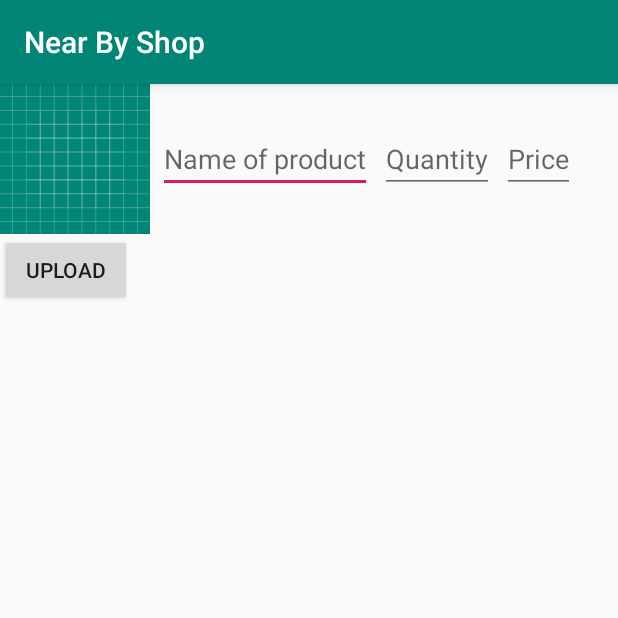
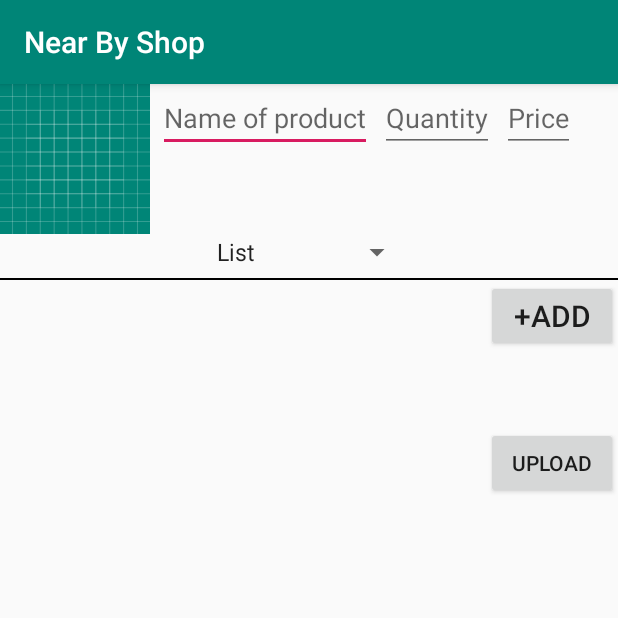
Before and after one commit to yashwnh23/NearByShop, an Android app: the ItemsList screen opened directly, with no data from a screen before it, on a phone screen of 412 x 824 dp, the top half of it. Run offline under Robolectric (Android 15) with nearby library versions, the phone set to English and light mode, and no system bars; our stand-ins replace Firebase (no records; nobody signed in at launch, a user with empty details on screens opened directly).

```diff
--- a/app/src/main/java/com/example/nearbyshop/ItemsList.kt
+++ b/app/src/main/java/com/example/nearbyshop/ItemsList.kt
@@ -10,6 +10,7 @@ import android.support.v7.app.AppCompatActivity
 import android.os.Bundle
 import android.provider.MediaStore
 import android.support.v7.app.AlertDialog
+import android.widget.ArrayAdapter
 import android.widget.Toast
 import com.bumptech.glide.Glide
 import com.google.firebase.auth.FirebaseAuth
@@ -50,13 +51,12 @@ class ItemsList : AppCompatActivity() {
                      setValue(price.text.toString())
                  child_db_dRef.child("quantity").
                      setValue(quantity.text.toString())
+                 child_db_dRef.child("list").
+                     setValue(spin.selectedItem.toString())
 
                  startActivity(Intent(this@ItemsList,
                      Items::class.java))
              }
-
-
-
          }
       }//upload
 
--- a/app/src/main/java/com/example/nearbyshop/MainActivity.kt
+++ b/app/src/main/java/com/example/nearbyshop/MainActivity.kt
@@ -3,9 +3,11 @@ package com.example.nearbyshop
 import android.content.Intent
 import android.support.v7.app.AppCompatActivity
 import android.os.Bundle
+import android.widget.ArrayAdapter
 import android.widget.Toast
 import com.google.firebase.auth.FirebaseAuth
 import com.google.firebase.auth.FirebaseUser
+import kotlinx.android.synthetic.main.activity_items_list.*
 import kotlinx.android.synthetic.main.activity_main.*
 
 
@@ -13,6 +15,7 @@ class MainActivity : AppCompatActivity() {
     override fun onCreate(savedInstanceState: Bundle?) {
         super.onCreate(savedInstanceState)
         setContentView(R.layout.activity_main)
+
         var fAuth = FirebaseAuth.getInstance()
         login.setOnClickListener {
             fAuth.signInWithEmailAndPassword(
--- a/app/src/main/res/layout/activity_items_list.xml
+++ b/app/src/main/res/layout/activity_items_list.xml
@@ -10,6 +10,7 @@
             android:layout_width="match_parent"
             android:layout_height="wrap_content"
             android:orientation="horizontal">
+
         <ImageView
                 android:layout_width="100dp"
                 android:layout_height="100dp"
@@ -22,7 +23,6 @@
                 android:layout_height="wrap_content"
                 android:hint="Name of product"
                 android:layout_marginLeft="5dp"
-                android:layout_gravity="center"
                 android:id="@+id/name1"
         />
 
@@ -31,7 +31,6 @@
                     android:layout_height="wrap_content"
                     android:hint="Quantity"
                     android:layout_marginLeft="5dp"
-                    android:layout_gravity="center"
                     android:id="@+id/quantity"
 
          />
@@ -41,21 +40,40 @@
                 android:layout_height="wrap_content"
                 android:hint="Price"
                 android:layout_marginLeft="5dp"
-                android:layout_gravity="center"
                 android:id="@+id/price"
         />
 
+    </LinearLayout>
+    <Spinner
+            android:layout_width="wrap_content"
+            android:layout_height="wrap_content"
+            android:id="@+id/spin"
+            android:layout_gravity="center"
+            android:layout_marginBottom="5dp"
+            android:entries="@array/planets_array"
+    >
+    </Spinner>
 
-
-    </LinearLayout>
+    <View
+            android:layout_height="1dp"
+            android:layout_width="match_parent"
+            android:background="#000000"/>
+    <Button
+            android:layout_width="wrap_content"
+            android:layout_height="wrap_content"
+            android:text="+ADD"
+            android:textSize="20dp"
+            android:layout_gravity="right"
+    />
 
     <Button
             android:layout_width="wrap_content"
             android:layout_height="wrap_content"
             android:id="@+id/upload"
             android:text="Upload"
-            android:layout_marginBottom="0dp"
-            android:layout_marginRight="10dp"
+            android:layout_gravity="right"
+            android:layout_marginTop="50dp"
+            android:layout_marginLeft="10dp"
     />
 
 </LinearLayout>
--- a/app/src/main/res/values/strings.xml
+++ b/app/src/main/res/values/strings.xml
@@ -1,3 +1,14 @@
 <resources>
     <string name="app_name">Near By Shop</string>
+    <string-array name="planets_array">
+        <item>List</item>
+        <item>Grocery</item>
+        <item>Beverages</item>
+        <item>Earth</item>
+        <item>Mars</item>
+        <item>Jupiter</item>
+        <item>Saturn</item>
+        <item>Uranus</item>
+        <item>Neptune</item>
+    </string-array>
 </resources>
```
Lines whose indentation alone changed are shown as unchanged.
